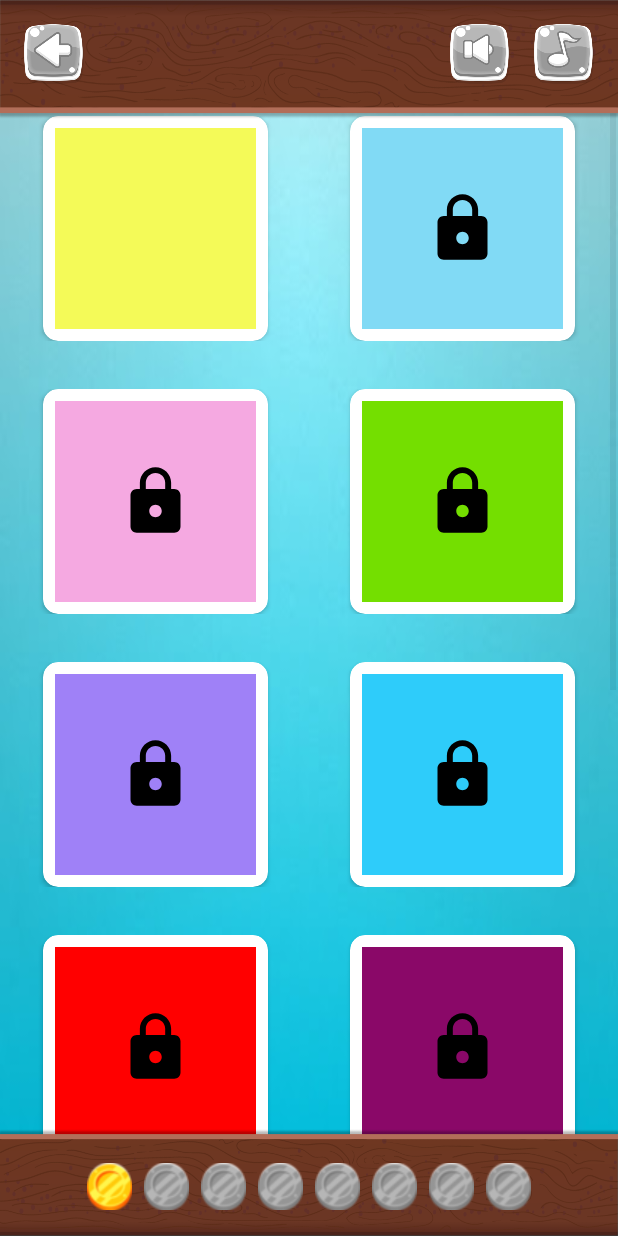
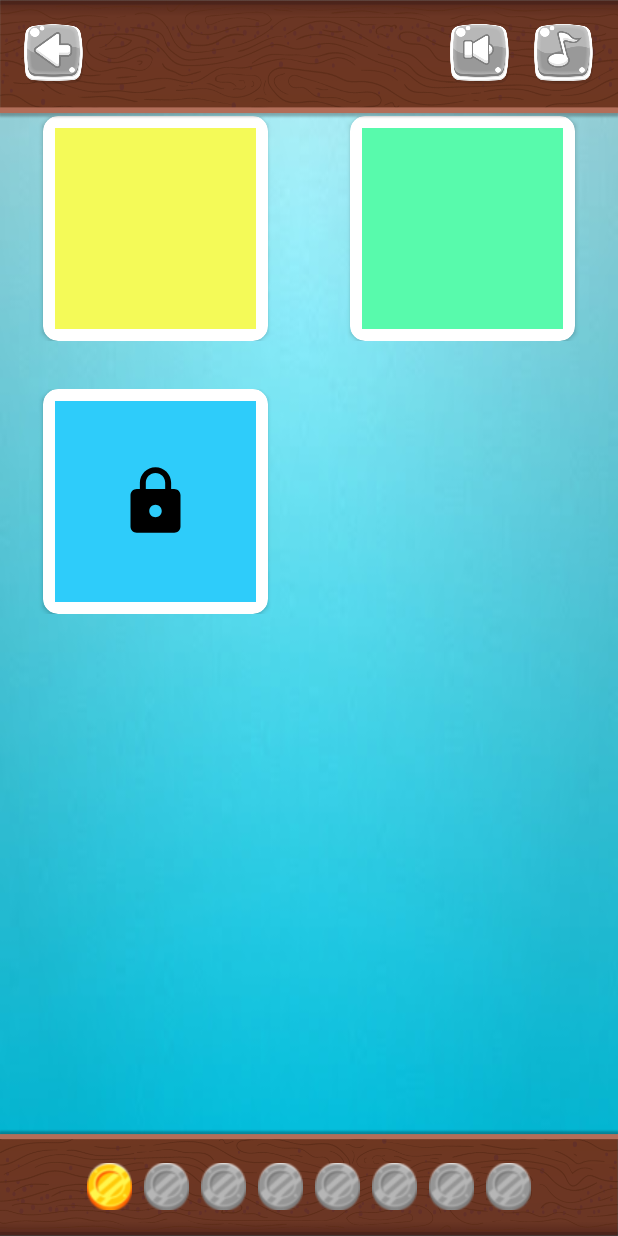
Before and after one commit to djuraszek/gra-matematyczna, an Android app: the GamesListActivity screen opened directly, with no data from a screen before it, on a phone screen of 412 x 824 dp. Run offline under Robolectric (Android 15) with nearby library versions, the phone set to English and light mode, and no system bars.

Commit message:
edited: GamesGridAdapter

```diff
--- a/app/src/main/java/com/android/gramatematyczna/activities/GamesListActivity.java
+++ b/app/src/main/java/com/android/gramatematyczna/activities/GamesListActivity.java
@@ -11,11 +11,13 @@ import android.widget.GridView;
 import com.android.gramatematyczna.PreferencesManagement;
 import com.android.gramatematyczna.R;
 import com.android.gramatematyczna.adapters.GamesGridAdapter;
+import com.android.gramatematyczna.games.GameListItem;
 
 public class GamesListActivity extends AppCompatActivity {
 
     PreferencesManagement preferencesManagement;
     int gamesList[] = {R.color.yellow, R.color.blue_light, R.color.pink_light, R.color.green_bright, R.color.purple, R.color.blue_strong, R.color.red_fire, R.color.purple_pope, R.color.green_neon, R.color.pink_powder, R.color.color_numbers, R.color.orange, R.color.yellow_neon};
+    GameListItem gamesListTMP[] = {new GameListItem(R.color.yellow, 7, 0,0), new GameListItem(R.color.green_neon, 6,  0,1), new GameListItem(R.color.blue_strong, 3,  0, 0)};
 
     @Override
     protected void onCreate(Bundle savedInstanceState) {
@@ -26,7 +28,8 @@ public class GamesListActivity extends AppCompatActivity {
         preferencesManagement = new PreferencesManagement(GamesListActivity.this);
         preferencesManagement.manage();
 
-        GamesGridAdapter adapter = new GamesGridAdapter(GamesListActivity.this, gamesList);
+//        GamesGridAdapter adapter = new GamesGridAdapter(GamesListActivity.this, gamesList);
+        GamesGridAdapter adapter = new GamesGridAdapter(GamesListActivity.this, gamesListTMP);
         GridView gridView = (GridView)findViewById(R.id.gridView);
         gridView.setAdapter(adapter);
     }
@@ -41,4 +44,9 @@ public class GamesListActivity extends AppCompatActivity {
     public void onBackPressed(View view) {
         super.onBackPressed();
     }
+
+    private int getDrawableByName(String name){
+        int resID = getResources().getIdentifier(name , "drawable", getPackageName());
+        return resID;
+    }
 }
--- a/app/src/main/java/com/android/gramatematyczna/adapters/GamesGridAdapter.java
+++ b/app/src/main/java/com/android/gramatematyczna/adapters/GamesGridAdapter.java
@@ -14,21 +14,34 @@ import androidx.core.content.res.ResourcesCompat;
 import com.android.gramatematyczna.R;
 import com.android.gramatematyczna.activities.GameActivity;
 import com.android.gramatematyczna.games.GameCountActivity;
+import com.android.gramatematyczna.games.GameListItem;
 import com.android.gramatematyczna.games.GameMemoryActivity;
 
 public class GamesGridAdapter extends BaseAdapter {
     Context context;
     int colors[];
     LayoutInflater inflter;
+    boolean isTMP=false;
 
     public GamesGridAdapter(Context applicationContext, int[] colors) {
         this.context = applicationContext;
         this.colors = colors;
         inflter = (LayoutInflater.from(applicationContext));
     }
+
+    GameListItem gamesListTMP[];
+    public GamesGridAdapter(Context applicationContext, GameListItem[] gamesListTMP) {
+        this.context = applicationContext;
+        this.gamesListTMP = gamesListTMP;
+        inflter = (LayoutInflater.from(applicationContext));
+        isTMP=true;
+    }
+
     @Override
     public int getCount() {
-        return colors.length;
+         if(isTMP)
+             return gamesListTMP.length;
+         else return  colors.length;
     }
     @Override
     public Object getItem(int i) {
@@ -40,19 +53,41 @@ public class GamesGridAdapter extends BaseAdapter {
     }
 
     @Override
-    public View getView(int i, View view, ViewGroup viewGroup) {
+    public View getView(final int i, View view, ViewGroup viewGroup) {
         view = inflter.inflate(R.layout.item_grid_drawings, null); // inflate the layout
         CardView card = (CardView) view.findViewById(R.id.cardview); // get the reference of ImageView
-        int color = ResourcesCompat.getColor(context.getResources(), colors[i], null);
+        int color;
+        if(isTMP){
+            color = ResourcesCompat.getColor(context.getResources(), gamesListTMP[i].getColor(), null);
+        }else{
+            color = ResourcesCompat.getColor(context.getResources(), colors[i], null);
+        }
 
         ImageView background = (ImageView)view.findViewById(R.id.card_background);
         ImageView lock = (ImageView)view.findViewById(R.id.item_lock);
         ImageView download = (ImageView)view.findViewById(R.id.item_unlock);
+        ImageView gameIcon = view.findViewById(R.id.game_icon);
         background.setBackgroundColor(color); // set logo images
 //        card.setCardBackgroundColor(drawing); // set logo images
 
-        if(i==0) {
+        if(i==0 || i==1) {
             lock.setVisibility(View.INVISIBLE);
+            if(isTMP) {
+                view.setOnClickListener(new View.OnClickListener() {
+                    @Override
+                    public void onClick(View view) {
+                        if(gamesListTMP[i].getGameType()==0) {
+                            Intent intent = new Intent(context, GameCountActivity.class);
+                            intent.putExtra("NEW_NUMBER", gamesListTMP[i].getNumber());
+                            context.startActivity(intent);
+                        }else if(gamesListTMP[i].getGameType()==1){
+                            Intent intent = new Intent(context, GameMemoryActivity.class);
+                            intent.putExtra("NEW_NUMBER", gamesListTMP[i].getNumber());
+                            context.startActivity(intent);
+                        }
+                    }
+                });
+            }else{
                 view.setOnClickListener(new View.OnClickListener() {
                     @Override
                     public void onClick(View view) {
@@ -62,6 +97,9 @@ public class GamesGridAdapter extends BaseAdapter {
                     }
                 });
             }
+        }
         return view;
     }
+
+
 }
--- /dev/null
+++ b/app/src/main/java/com/android/gramatematyczna/games/GameListItem.java
@@ -0,0 +1,52 @@
+package com.android.gramatematyczna.games;
+
+/**
+ * Created by B.A.Wędrychowicz on 14.12.2020
+ */
+public class GameListItem {
+    int color;
+    int number;
+    int gamePictureName;
+    int gameType;
+    //0-count elements, 1-memory game
+
+    public GameListItem(int color, int number, int gamePictureName) {
+        this.color = color;
+        this.number = number;
+        this.gamePictureName = gamePictureName;
+    }
+    public GameListItem() {
+    }
+
+    public GameListItem(int color, int number, int gamePictureName, int gameType) {
+        this.color = color;
+        this.number = number;
+        this.gamePictureName = gamePictureName;
+        this.gameType = gameType;
+    }
+
+    public int getColor() {
+        return color;
+    }
+    public void setColor(int color) {
+        this.color = color;
+    }
+    public int getNumber() {
+        return number;
+    }
+    public void setNumber(int number) {
+        this.number = number;
+    }
+    public int getGamePictureName() {
+        return gamePictureName;
+    }
+    public void setGamePictureName(int gamePictureName) {
+        this.gamePictureName = gamePictureName;
+    }
+    public int getGameType() {
+        return gameType;
+    }
+    public void setGameType(int gameType) {
+        this.gameType = gameType;
+    }
+}
--- a/app/src/main/res/layout/item_grid_drawings.xml
+++ b/app/src/main/res/layout/item_grid_drawings.xml
@@ -28,6 +28,13 @@
             android:adjustViewBounds="true"
             android:scaleType="centerCrop" />
 
+        <ImageView
+            android:id="@+id/game_icon"
+            android:layout_width="match_parent"
+            android:layout_height="match_parent"
+            android:layout_centerInParent="true"
+            android:layout_gravity="center"
+            android:scaleType="fitXY" />
 
         <ImageView
             android:id="@+id/item_lock"
@@ -47,5 +54,6 @@
             android:scaleType="fitXY"
             android:src="@drawable/ic_file_download_black_24dp"
             android:visibility="gone" />
+
     </androidx.cardview.widget.CardView>
 </RelativeLayout>
```
Lines whose indentation alone changed are shown as unchanged.
